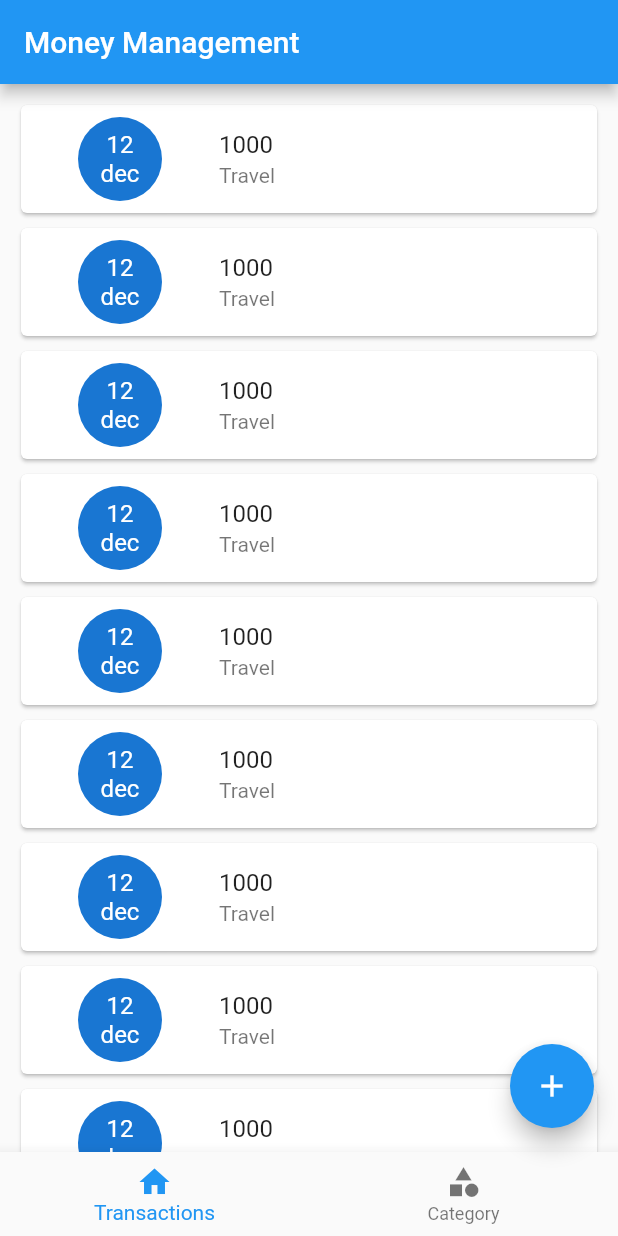
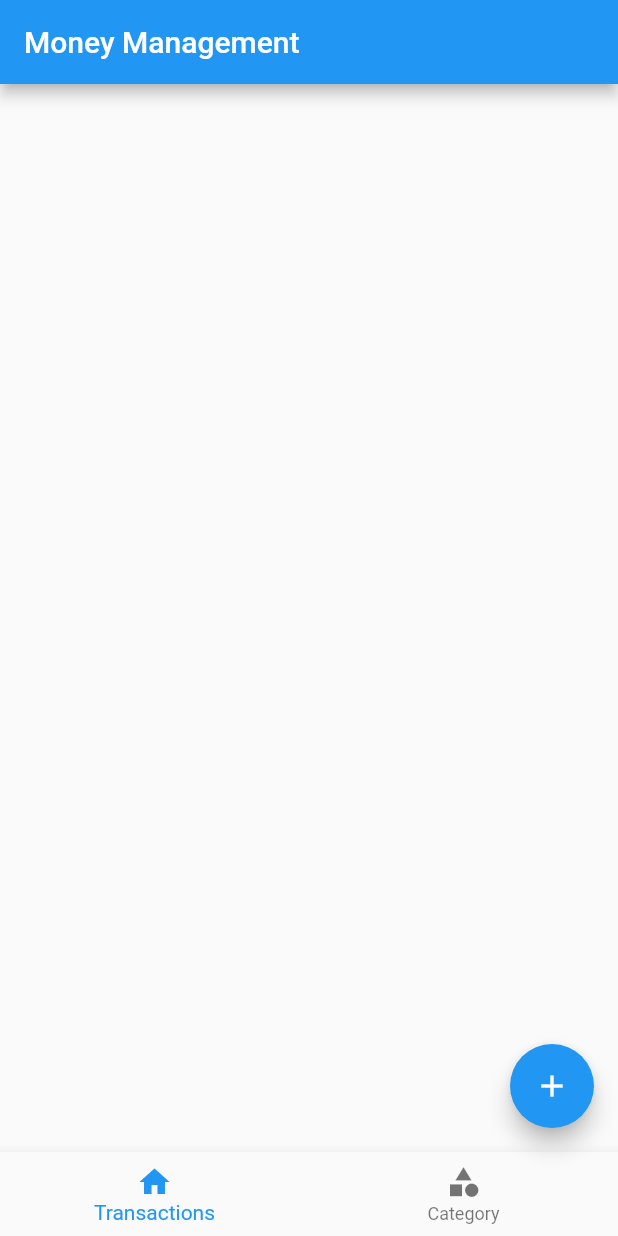
Before and after one commit to jans-johnson/Money_management_application_flutter, a Flutter app: the screen it shows after launch, on a phone screen of 412 x 824 dp. Run offline on Flutter 3.47's test engine with Material 2 defaults, Android fonts, the phone set to English and light mode, and no system bars; our stand-ins replace hive, hive_flutter; accounts and stored records are empty.

Commit message:
all update
Signed-off-by: Jans Johnson <jaansjohnson@gmail.com>

```diff
--- a/lib/db/transactions/transaction_db.dart
+++ b/lib/db/transactions/transaction_db.dart
@@ -49,5 +49,6 @@ class TransactionDB implements TransactionDbFunctions {
     final _transactionDB =
         await Hive.openBox<TransactionModel>(TRANSACTION_DB_NAME);
     await _transactionDB.put(value.id, value);
+    refreshUI();
   }
 }
--- a/lib/screens/transactions/screen_add_transaction.dart
+++ b/lib/screens/transactions/screen_add_transaction.dart
@@ -155,5 +155,5 @@ Future<void> addTransaction() async {
       category: _selectedCategoryModel!,
       id: DateTime.now().millisecondsSinceEpoch.toString());
 
-  TransactionDB().insertTransaction(_model);
+  TransactionDB.instance.insertTransaction(_model);
 }
--- a/lib/screens/transactions/screen_transaction.dart
+++ b/lib/screens/transactions/screen_transaction.dart
@@ -1,10 +1,19 @@
 import 'package:flutter/material.dart';
+import 'package:money_management_application/db/transactions/transaction_db.dart';
 
-class ScreenTransaction extends StatelessWidget {
+class ScreenTransaction extends StatefulWidget {
   const ScreenTransaction({super.key});
 
   @override
+  State<ScreenTransaction> createState() => _ScreenTransactionState();
+}
+
+class _ScreenTransactionState extends State<ScreenTransaction> {
+  @override
   Widget build(BuildContext context) {
+    return ValueListenableBuilder(
+        valueListenable: TransactionDB.instance.transactionListNotifier,
+        builder: (BuildContext context, newList, Widget? _) {
           return ListView.separated(
             padding: const EdgeInsets.all(10),
             itemBuilder: (context, index) {
@@ -12,11 +21,12 @@ class ScreenTransaction extends StatelessWidget {
                 child: ListTile(
                   leading: CircleAvatar(
                       radius: 50,
-              child: Text('12\ndec',
-              textAlign: TextAlign.center,)
-              ),
-            title: Text('1000'),
-            subtitle: Text('Travel'),
+                      child: Text(
+                        '12\ndec',
+                        textAlign: TextAlign.center,
+                      )),
+                  title: Text(newList[index].amount.toString()),
+                  subtitle: Text(newList[index].purpose),
                 ),
               );
             },
@@ -25,7 +35,8 @@ class ScreenTransaction extends StatelessWidget {
                 height: 2,
               );
             },
-      itemCount: 10,
+            itemCount: newList.length,
           );
+        });
   }
 }
```
Lines whose indentation alone changed are shown as unchanged.
